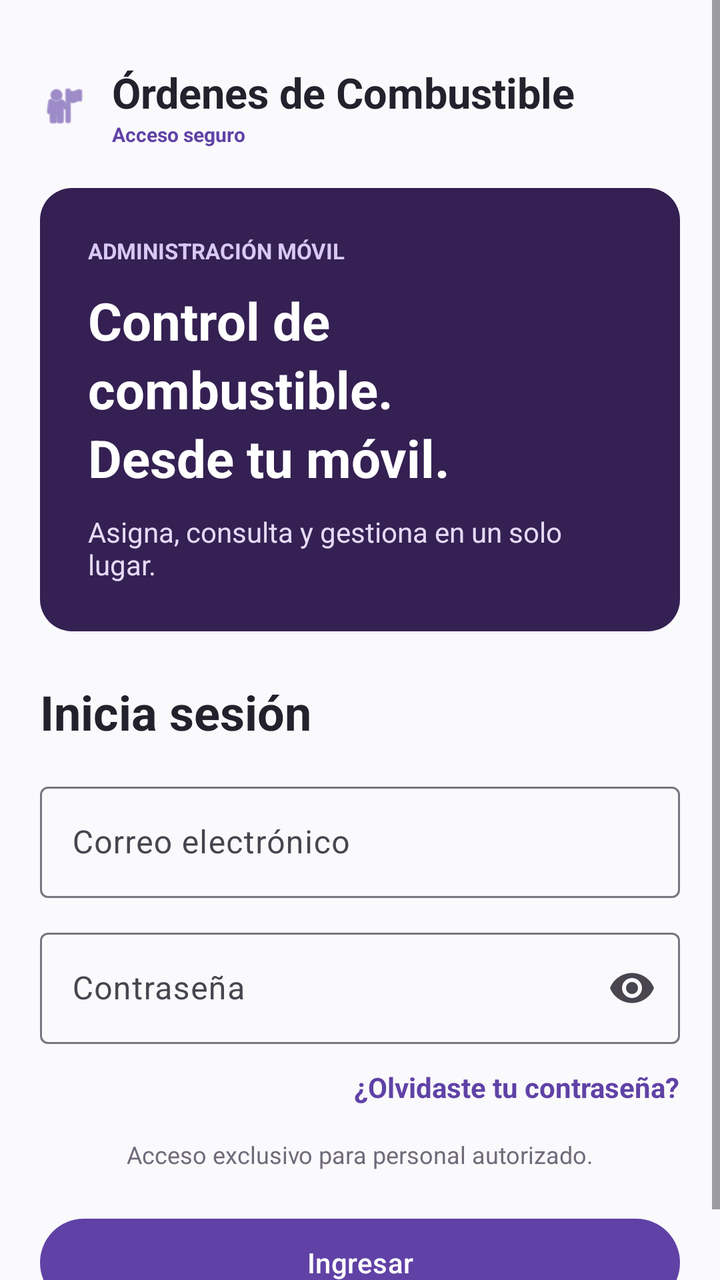
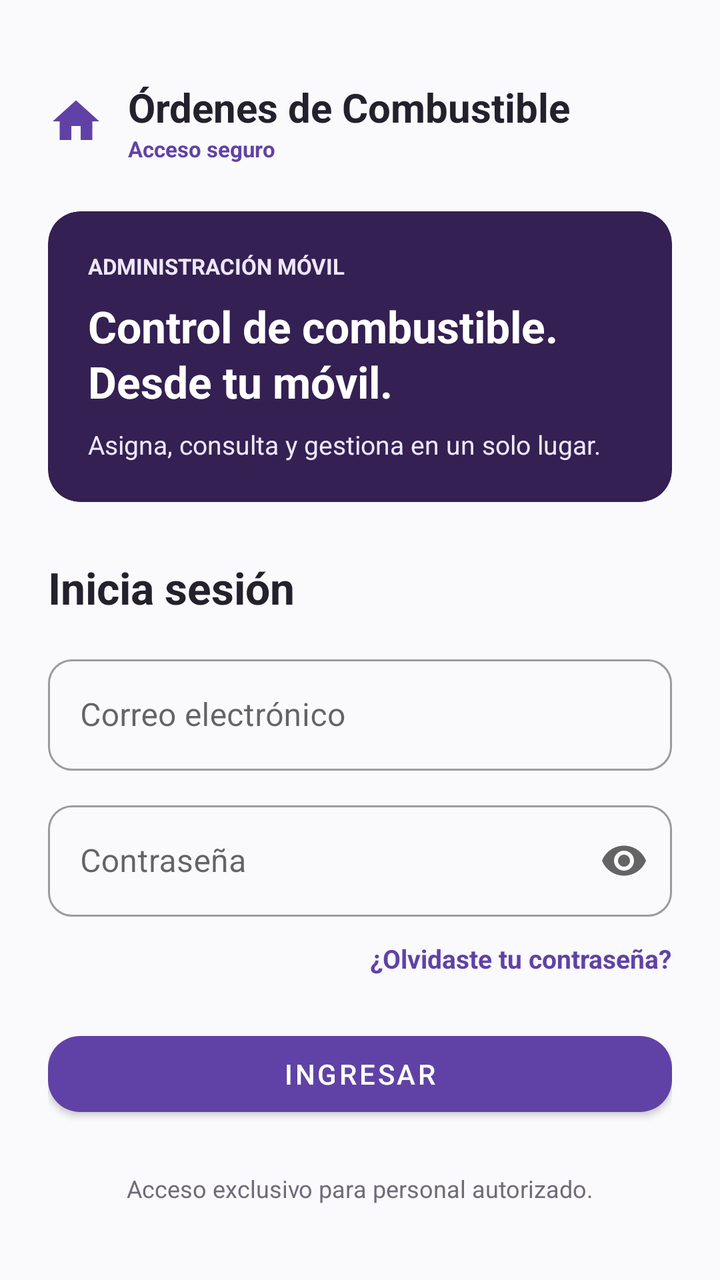

The first picture is an Android layout as it rendered before a commit; the second is the same layout after the commit. The layout source and the unified diff follow.
<!-- AndroidManifest.xml: application theme Theme.ApiMovil -->
<!-- res/layout/fragment_login.xml -->
<?xml version="1.0" encoding="utf-8"?>
<ScrollView xmlns:android="http://schemas.android.com/apk/res/android"
    xmlns:app="http://schemas.android.com/apk/res-auto"
    android:layout_width="match_parent"
    android:layout_height="match_parent"
    android:background="@color/fondo"
    android:fillViewport="true">

    <LinearLayout
        android:layout_width="match_parent"
        android:layout_height="wrap_content"
        android:orientation="vertical"
        android:padding="20dp">

        <LinearLayout
            android:layout_width="wrap_content"
            android:layout_height="wrap_content"
            android:orientation="horizontal"
            android:gravity="center_vertical"
            android:layout_marginTop="12dp">

            <ImageView
                android:layout_width="24dp"
                android:layout_height="24dp"
                android:src="@android:drawable/ic_menu_myplaces"
                app:tint="@color/marca" />

            <LinearLayout
                android:layout_width="wrap_content"
                android:layout_height="wrap_content"
                android:orientation="vertical"
                android:layout_marginStart="12dp">

                <TextView
                    android:text="@string/app_name"
                    android:layout_width="wrap_content"
                    android:layout_height="wrap_content"
                    android:textSize="21sp"
                    android:textStyle="bold"
                    android:textColor="@color/texto_principal" />

                <TextView
                    android:text="@string/acceso_seguro"
                    android:layout_width="wrap_content"
                    android:layout_height="wrap_content"
                    android:textSize="10sp"
                    android:textStyle="bold"
                    android:textColor="@color/marca" />
            </LinearLayout>
        </LinearLayout>

        <LinearLayout
            android:layout_width="match_parent"
            android:layout_height="wrap_content"
            android:orientation="vertical"
            android:background="@drawable/bg_tarjeta_hero"
            android:padding="24dp"
            android:layout_marginTop="20dp">

            <TextView
                android:text="@string/control_movil"
                android:layout_width="match_parent"
                android:layout_height="wrap_content"
                android:textColor="#D8C9F4"
                android:textStyle="bold"
                android:textSize="11sp" />

            <TextView
                android:text="@string/control_de_combustible_desde_tu_movil"
                android:layout_width="match_parent"
                android:layout_height="wrap_content"
                android:textColor="@color/blanco"
                android:textSize="26sp"
                android:lineSpacingExtra="4dp"
                android:textStyle="bold"
                android:layout_marginTop="10dp" />

            <TextView
                android:text="@string/asigna_consulta_y_gestiona"
                android:layout_width="match_parent"
                android:layout_height="wrap_content"
                android:textColor="#E5DAF7"
                android:textSize="14sp"
                android:layout_marginTop="10dp" />
        </LinearLayout>

        <TextView
            android:text="@string/inicia_sesion"
            android:layout_width="match_parent"
            android:layout_height="wrap_content"
            android:textSize="24sp"
            android:textStyle="bold"
            android:textColor="@color/texto_principal"
            android:layout_marginTop="24dp" />

        <com.google.android.material.textfield.TextInputLayout
            android:layout_width="match_parent"
            android:layout_height="wrap_content"
            android:layout_marginTop="16dp"
            android:hint="@string/correo">

            <com.google.android.material.textfield.TextInputEditText
                android:id="@+id/inputCorreo"
                android:layout_width="match_parent"
                android:layout_height="wrap_content"
                android:inputType="textEmailAddress" />
        </com.google.android.material.textfield.TextInputLayout>

        <com.google.android.material.textfield.TextInputLayout
            android:layout_width="match_parent"
            android:layout_height="wrap_content"
            android:layout_marginTop="12dp"
            android:hint="@string/contrasena"
            app:endIconMode="password_toggle">

            <com.google.android.material.textfield.TextInputEditText
                android:id="@+id/inputContrasena"
                android:layout_width="match_parent"
                android:layout_height="wrap_content"
                android:inputType="textPassword" />
        </com.google.android.material.textfield.TextInputLayout>

        <TextView
            android:text="@string/olvidaste_tu_contrasena"
            android:layout_width="wrap_content"
            android:layout_height="wrap_content"
            android:layout_gravity="end"
            android:textColor="@color/marca"
            android:textStyle="bold"
            android:textSize="14sp"
            android:layout_marginTop="12dp" />



        <TextView
            android:text="@string/acceso_exclusivo_personal_autorizado"
            android:layout_width="match_parent"
            android:layout_height="wrap_content"
            android:textColor="@color/texto_secundario"
            android:textSize="12sp"
            android:gravity="center"
            android:layout_marginTop="16dp" />

        <com.google.android.material.button.MaterialButton
            android:id="@+id/btnIngresar"
            android:layout_width="match_parent"
            android:layout_height="52dp"
            android:layout_marginTop="20dp"
            android:text="@string/ingresar"
            app:cornerRadius="28dp"
            app:backgroundTint="@color/marca" />

        <ProgressBar
            android:id="@+id/progress"
            android:layout_width="wrap_content"
            android:layout_height="wrap_content"
            android:layout_gravity="center"
            android:layout_marginTop="16dp"
            android:visibility="gone" />

        <TextView
            android:id="@+id/textError"
            android:layout_width="match_parent"
            android:layout_height="wrap_content"
            android:layout_marginTop="12dp"
            android:gravity="center"
            android:textColor="@color/estado_vencida"
            android:visibility="gone" />

    </LinearLayout>
</ScrollView>
<!-- resources referenced by this layout -->
<resources>
  <color name="blanco">#FFFFFF</color>
  <color name="estado_vencida">#C62828</color>
  <color name="fondo">#FAF9FC</color>
  <color name="marca">#6042A6</color>
  <color name="texto_principal">#24212D</color>
  <color name="texto_secundario">#706A7A</color>
  <!-- drawable bg_tarjeta_hero (drawable) -->
  <?xml version="1.0" encoding="utf-8"?>
  <shape xmlns:android="http://schemas.android.com/apk/res/android" android:shape="rectangle">
      <solid android:color="@color/marca_oscuro" />
      <corners android:radius="16dp" />
  </shape>
  <string name="acceso_exclusivo_personal_autorizado">Acceso exclusivo para personal autorizado.</string>
  <string name="acceso_seguro">Acceso seguro</string>
  <string name="app_name">Órdenes de Combustible</string>
  <string name="asigna_consulta_y_gestiona">Asigna, consulta y gestiona en un solo lugar.</string>
  <string name="contrasena">Contraseña</string>
  <string name="control_de_combustible_desde_tu_movil">Control de combustible.\nDesde tu móvil.</string>
  <string name="control_movil">ADMINISTRACIÓN MÓVIL</string>
  <string name="correo">Correo electrónico</string>
  <string name="ingresar">Ingresar</string>
  <string name="inicia_sesion">Inicia sesión</string>
  <string name="olvidaste_tu_contrasena">¿Olvidaste tu contraseña?</string>
  <style name="Theme.ApiMovil" parent="Theme.Material3.DayNight.NoActionBar">
          <item name="colorPrimary">@color/purple_500</item>
          <item name="colorPrimaryVariant">@color/purple_700</item>
          <item name="colorOnPrimary">@color/white</item>
          <item name="colorSecondary">@color/teal_200</item>
      </style>
  <color name="marca_oscuro">#342052</color>
  <color name="purple_500">#6042A6</color>
  <color name="purple_700">#342052</color>
  <color name="white">#FFFFFFFF</color>
  <color name="teal_200">#6042A6</color>
</resources>

<!-- the commit's change to res/layout/fragment_login.xml (unified diff, before → after) -->
@@ -10,94 +10,108 @@
         android:layout_width="match_parent"
         android:layout_height="wrap_content"
         android:orientation="vertical"
-        android:padding="20dp">
+        android:padding="24dp">
 
         <LinearLayout
             android:layout_width="wrap_content"
             android:layout_height="wrap_content"
-            android:orientation="horizontal"
+            android:layout_marginTop="16dp"
             android:gravity="center_vertical"
-            android:layout_marginTop="12dp">
+            android:orientation="horizontal">
 
             <ImageView
-                android:layout_width="24dp"
-                android:layout_height="24dp"
-                android:src="@android:drawable/ic_menu_myplaces"
+                android:layout_width="28dp"
+                android:layout_height="28dp"
+                android:contentDescription="@null"
+                android:src="@drawable/ic_nav_home"
                 app:tint="@color/marca" />
 
             <LinearLayout
                 android:layout_width="wrap_content"
                 android:layout_height="wrap_content"
-                android:orientation="vertical"
-                android:layout_marginStart="12dp">
+                android:layout_marginStart="12dp"
+                android:orientation="vertical">
 
                 <TextView
-                    android:text="@string/app_name"
                     android:layout_width="wrap_content"
                     android:layout_height="wrap_content"
-                    android:textSize="21sp"
-                    android:textStyle="bold"
-                    android:textColor="@color/texto_principal" />
+                    android:text="@string/app_name"
+                    android:textColor="@color/texto_principal"
+                    android:textSize="20sp"
+                    android:textStyle="bold" />
 
                 <TextView
-                    android:text="@string/acceso_seguro"
                     android:layout_width="wrap_content"
                     android:layout_height="wrap_content"
-                    android:textSize="10sp"
-                    android:textStyle="bold"
-                    android:textColor="@color/marca" />
+                    android:text="@string/acceso_seguro"
+                    android:textColor="@color/marca"
+                    android:textSize="11sp"
+                    android:textStyle="bold" />
             </LinearLayout>
         </LinearLayout>
 
-        <LinearLayout
+        <com.google.android.material.card.MaterialCardView
             android:layout_width="match_parent"
             android:layout_height="wrap_content"
-            android:orientation="vertical"
-            android:background="@drawable/bg_tarjeta_hero"
-            android:padding="24dp"
-            android:layout_marginTop="20dp">
+            android:layout_marginTop="24dp"
+            app:cardBackgroundColor="@color/marca_oscuro"
+            app:cardCornerRadius="16dp"
+            app:cardElevation="0dp"
+            app:contentPadding="20dp"
+            app:strokeWidth="0dp">
 
-            <TextView
-                android:text="@string/control_movil"
+            <LinearLayout
                 android:layout_width="match_parent"
                 android:layout_height="wrap_content"
-                android:textColor="#D8C9F4"
-                android:textStyle="bold"
-                android:textSize="11sp" />
+                android:orientation="vertical">
 
-            <TextView
-                android:text="@string/control_de_combustible_desde_tu_movil"
-                android:layout_width="match_parent"
-                android:layout_height="wrap_content"
-                android:textColor="@color/blanco"
-                android:textSize="26sp"
-                android:lineSpacingExtra="4dp"
-                android:textStyle="bold"
-                android:layout_marginTop="10dp" />
+                <TextView
+                    android:layout_width="match_parent"
+                    android:layout_height="wrap_content"
+                    android:text="@string/control_movil"
+                    android:textColor="@color/marca_claro"
+                    android:textSize="11sp"
+                    android:textStyle="bold" />
 
-            <TextView
-                android:text="@string/asigna_consulta_y_gestiona"
-                android:layout_width="match_parent"
-                android:layout_height="wrap_content"
-                android:textColor="#E5DAF7"
-                android:textSize="14sp"
-                android:layout_marginTop="10dp" />
-        </LinearLayout>
+                <TextView
+                    android:layout_width="match_parent"
+                    android:layout_height="wrap_content"
+                    android:layout_marginTop="8dp"
+                    android:lineSpacingExtra="2dp"
+                    android:text="@string/control_de_combustible_desde_tu_movil"
+                    android:textColor="@color/blanco"
+                    android:textSize="22sp"
+                    android:textStyle="bold" />
+
+                <TextView
+                    android:layout_width="match_parent"
+                    android:layout_height="wrap_content"
+                    android:layout_marginTop="8dp"
+                    android:text="@string/asigna_consulta_y_gestiona"
+                    android:textColor="@color/marca_claro"
+                    android:textSize="13sp" />
+            </LinearLayout>
+        </com.google.android.material.card.MaterialCardView>
 
         <TextView
-            android:text="@string/inicia_sesion"
             android:layout_width="match_parent"
             android:layout_height="wrap_content"
-            android:textSize="24sp"
-            android:textStyle="bold"
+            android:layout_marginTop="28dp"
+            android:text="@string/inicia_sesion"
             android:textColor="@color/texto_principal"
-            android:layout_marginTop="24dp" />
+            android:textSize="22sp"
+            android:textStyle="bold" />
 
         <com.google.android.material.textfield.TextInputLayout
+            style="@style/Widget.MaterialComponents.TextInputLayout.OutlinedBox"
             android:layout_width="match_parent"
             android:layout_height="wrap_content"
             android:layout_marginTop="16dp"
-            android:hint="@string/correo">
+            android:hint="@string/correo"
+            app:boxCornerRadiusBottomEnd="12dp"
+            app:boxCornerRadiusBottomStart="12dp"
+            app:boxCornerRadiusTopEnd="12dp"
+            app:boxCornerRadiusTopStart="12dp">
 
             <com.google.android.material.textfield.TextInputEditText
                 android:id="@+id/inputCorreo"
@@ -107,10 +121,15 @@
         </com.google.android.material.textfield.TextInputLayout>
 
         <com.google.android.material.textfield.TextInputLayout
+            style="@style/Widget.MaterialComponents.TextInputLayout.OutlinedBox"
             android:layout_width="match_parent"
             android:layout_height="wrap_content"
             android:layout_marginTop="12dp"
             android:hint="@string/contrasena"
+            app:boxCornerRadiusBottomEnd="12dp"
+            app:boxCornerRadiusBottomStart="12dp"
+            app:boxCornerRadiusTopEnd="12dp"
+            app:boxCornerRadiusTopStart="12dp"
             app:endIconMode="password_toggle">
 
             <com.google.android.material.textfield.TextInputEditText
@@ -121,39 +140,29 @@
         </com.google.android.material.textfield.TextInputLayout>
 
         <TextView
-            android:text="@string/olvidaste_tu_contrasena"
             android:layout_width="wrap_content"
             android:layout_height="wrap_content"
             android:layout_gravity="end"
+            android:layout_marginTop="12dp"
+            android:background="?attr/selectableItemBackground"
+            android:text="@string/olvidaste_tu_contrasena"
             android:textColor="@color/marca"
-            android:textStyle="bold"
-            android:textSize="14sp"
-            android:layout_marginTop="12dp" />
-
-
-
-        <TextView
-            android:text="@string/acceso_exclusivo_personal_autorizado"
-            android:layout_width="match_parent"
-            android:layout_height="wrap_content"
-            android:textColor="@color/texto_secundario"
-            android:textSize="12sp"
-            android:gravity="center"
-            android:layout_marginTop="16dp" />
+            android:textSize="13sp"
+            android:textStyle="bold" />
 
         <com.google.android.material.button.MaterialButton
             android:id="@+id/btnIngresar"
             android:layout_width="match_parent"
-            android:layout_height="52dp"
-            android:layout_marginTop="20dp"
+            android:layout_height="50dp"
+            android:layout_marginTop="24dp"
             android:text="@string/ingresar"
-            app:cornerRadius="28dp"
-            app:backgroundTint="@color/marca" />
+            app:backgroundTint="@color/marca"
+            app:cornerRadius="16dp" />
 
         <ProgressBar
             android:id="@+id/progress"
-            android:layout_width="wrap_content"
-            android:layout_height="wrap_content"
+            android:layout_width="40dp"
+            android:layout_height="40dp"
             android:layout_gravity="center"
             android:layout_marginTop="16dp"
             android:visibility="gone" />
@@ -163,9 +172,20 @@
             android:layout_width="match_parent"
             android:layout_height="wrap_content"
             android:layout_marginTop="12dp"
+            android:accessibilityLiveRegion="polite"
             android:gravity="center"
             android:textColor="@color/estado_vencida"
+            android:textSize="13sp"
             android:visibility="gone" />
+
+        <TextView
+            android:layout_width="match_parent"
+            android:layout_height="wrap_content"
+            android:layout_marginTop="24dp"
+            android:gravity="center"
+            android:text="@string/acceso_exclusivo_personal_autorizado"
+            android:textColor="@color/texto_secundario"
+            android:textSize="12sp" />
 
     </LinearLayout>
 </ScrollView>
<!-- resource entries referenced after the edit -->
@@ -4,14 +4,17 @@
   <color name="estado_vencida">#C62828</color>
   <color name="fondo">#FAF9FC</color>
   <color name="marca">#6042A6</color>
+  <color name="marca_claro">#EEE7FA</color>
   <color name="texto_principal">#24212D</color>
   <color name="texto_secundario">#706A7A</color>
-  <!-- drawable bg_tarjeta_hero (drawable) -->
+  <!-- drawable ic_nav_home (drawable) -->
   <?xml version="1.0" encoding="utf-8"?>
-  <shape xmlns:android="http://schemas.android.com/apk/res/android" android:shape="rectangle">
-      <solid android:color="@color/marca_oscuro" />
-      <corners android:radius="16dp" />
-  </shape>
+  <vector xmlns:android="http://schemas.android.com/apk/res/android"
+      android:width="24dp" android:height="24dp"
+      android:viewportWidth="24" android:viewportHeight="24">
+      <path android:fillColor="#FF000000"
+          android:pathData="M10,20v-6h4v6h5v-8h3L12,3 2,12h3v8z" />
+  </vector>
   <string name="acceso_exclusivo_personal_autorizado">Acceso exclusivo para personal autorizado.</string>
   <string name="acceso_seguro">Acceso seguro</string>
   <string name="app_name">Órdenes de Combustible</string>
@@ -23,16 +26,15 @@
   <string name="ingresar">Ingresar</string>
   <string name="inicia_sesion">Inicia sesión</string>
   <string name="olvidaste_tu_contrasena">¿Olvidaste tu contraseña?</string>
-  <style name="Theme.ApiMovil" parent="Theme.Material3.DayNight.NoActionBar">
-          <item name="colorPrimary">@color/purple_500</item>
-          <item name="colorPrimaryVariant">@color/purple_700</item>
-          <item name="colorOnPrimary">@color/white</item>
-          <item name="colorSecondary">@color/teal_200</item>
+  <style name="Theme.ApiMovil" parent="Theme.MaterialComponents.DayNight.NoActionBar">
+          <item name="colorPrimary">@color/marca</item>
+          <item name="colorPrimaryVariant">@color/marca_oscuro</item>
+          <item name="colorOnPrimary">@color/blanco</item>
+          <item name="colorSecondary">@color/marca_claro</item>
+          <item name="colorOnSecondary">@color/texto_principal</item>
+          <item name="android:windowBackground">@color/fondo</item>
+          <item name="android:statusBarColor">@color/marca_oscuro</item>
       </style>
   <color name="marca_oscuro">#342052</color>
-  <color name="purple_500">#6042A6</color>
-  <color name="purple_700">#342052</color>
-  <color name="white">#FFFFFFFF</color>
-  <color name="teal_200">#6042A6</color>
 </resources>
 
